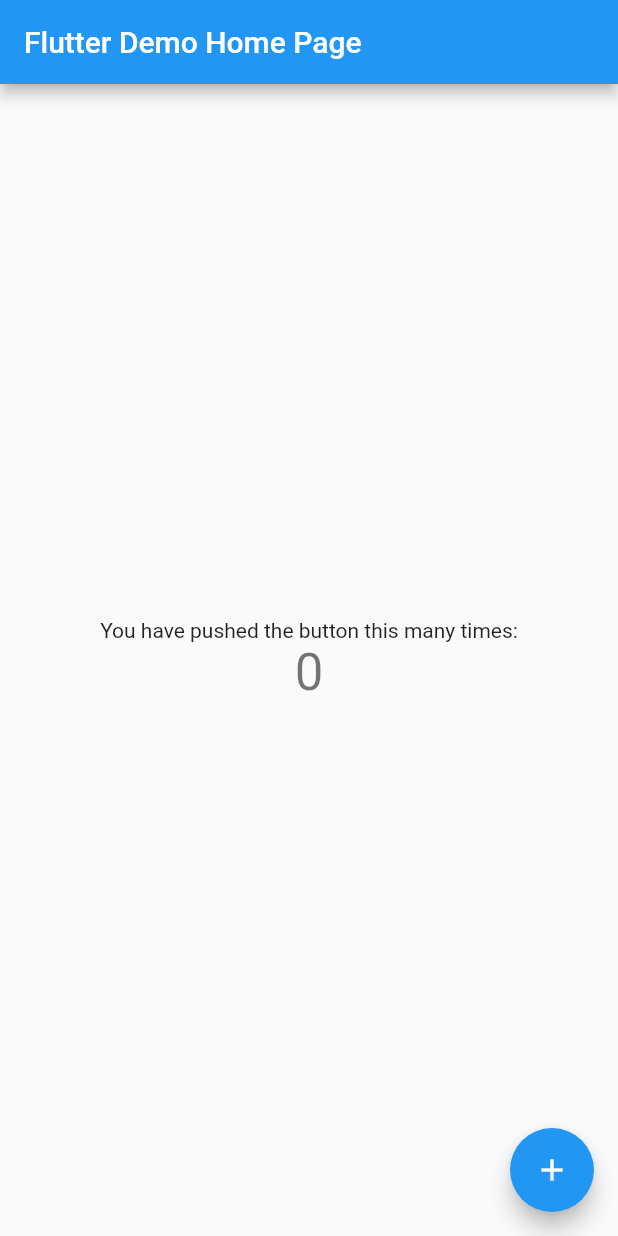
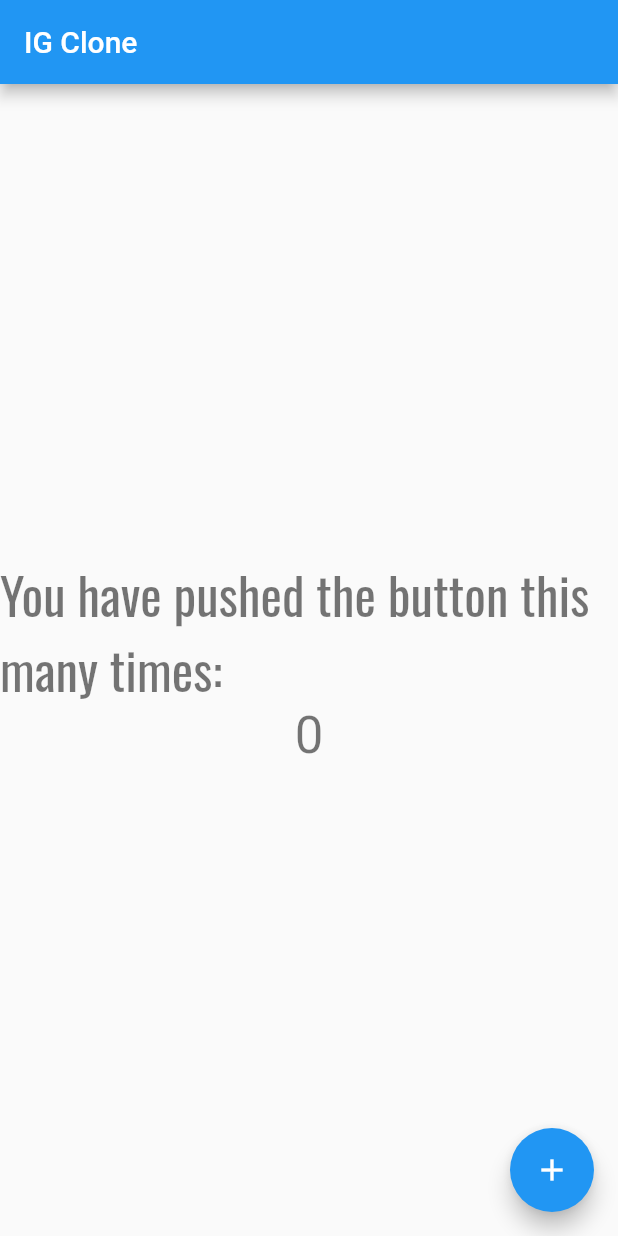
Before and after one commit to itsmikeferrari/igclone, a Flutter app: the screen it shows after launch, on a phone screen of 412 x 824 dp. Run offline on Flutter 3.47's test engine with Material 2 defaults, Android fonts, the phone set to English and light mode, and no system bars; our stand-ins replace google_fonts.

Commit message:
added Google fonts. Changed name in main

```diff
--- a/lib/main.dart
+++ b/lib/main.dart
@@ -1,4 +1,6 @@
 import 'package:flutter/material.dart';
+import 'package:google_fonts/google_fonts.dart';
+import 'package:google_fonts/google_fonts.dart';
 
 void main() {
   runApp(MyApp());
@@ -9,7 +11,7 @@ class MyApp extends StatelessWidget {
   @override
   Widget build(BuildContext context) {
     return MaterialApp(
-      title: 'Flutter Demo',
+      title: 'IG Clone',
       theme: ThemeData(
         // This is the theme of your application.
         //
@@ -26,7 +28,7 @@ class MyApp extends StatelessWidget {
         // closer together (more dense) than on mobile platforms.
         visualDensity: VisualDensity.adaptivePlatformDensity,
       ),
-      home: MyHomePage(title: 'Flutter Demo Home Page'),
+      home: MyHomePage(title: 'IG Clone'),
     );
   }
 }
@@ -71,6 +73,7 @@ class _MyHomePageState extends State<MyHomePage> {
     // The Flutter framework has been optimized to make rerunning build methods
     // fast, so that you can just rebuild anything that needs updating rather
     // than having to individually change instances of widgets.
+    final TextStyle display1 = Theme.of(context).textTheme.headline4;
     return Scaffold(
       appBar: AppBar(
         // Here we take the value from the MyHomePage object that was created by
@@ -99,6 +102,7 @@ class _MyHomePageState extends State<MyHomePage> {
           children: <Widget>[
             Text(
               'You have pushed the button this many times:',
+              style: GoogleFonts.oswald(textStyle: display1,),
             ),
             Text(
               '$_counter',
--- a/pubspec.yaml
+++ b/pubspec.yaml
@@ -13,6 +13,7 @@ dependencies:
     sdk: flutter
 
   cupertino_icons: ^0.1.3
+  google_fonts: ^1.1.0
 
 dev_dependencies:
   flutter_test:
```
Also changed, not shown: pubspec.lock, 10 other files.
